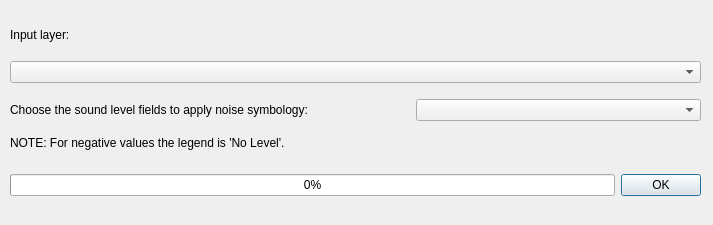
First picture: the form in tools/ui_ApplyNoiseSymbology.ui, repository Arpapiemonte/openoise-map, before the edit.
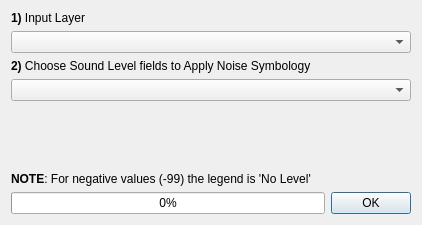
Second picture: the form after the edit. Custom widgets are drawn as their Qt base class.

What changed in the file:
```diff
--- a/tools/ui_ApplyNoiseSymbology.ui
+++ b/tools/ui_ApplyNoiseSymbology.ui
@@ -9,20 +9,20 @@
    <rect>
     <x>0</x>
     <y>0</y>
-    <width>713</width>
+    <width>422</width>
     <height>225</height>
    </rect>
   </property>
   <property name="sizePolicy">
-   <sizepolicy hsizetype="Fixed" vsizetype="Fixed">
+   <sizepolicy hsizetype="Preferred" vsizetype="Preferred">
     <horstretch>0</horstretch>
     <verstretch>0</verstretch>
    </sizepolicy>
   </property>
   <property name="minimumSize">
    <size>
-    <width>713</width>
-    <height>225</height>
+    <width>0</width>
+    <height>0</height>
    </size>
   </property>
   <property name="maximumSize">
@@ -43,15 +43,78 @@
   <property name="locale">
    <locale language="Italian" country="Italy"/>
   </property>
-  <widget class="QWidget" name="horizontalLayoutWidget_2">
-   <property name="geometry">
-    <rect>
-     <x>10</x>
-     <y>165</y>
-     <width>691</width>
-     <height>41</height>
-    </rect>
-   </property>
+  <layout class="QVBoxLayout" name="verticalLayout">
+   <item>
+    <widget class="QLabel" name="receiver_points_layer_label">
+     <property name="sizePolicy">
+      <sizepolicy hsizetype="Fixed" vsizetype="Fixed">
+       <horstretch>0</horstretch>
+       <verstretch>0</verstretch>
+      </sizepolicy>
+     </property>
+     <property name="text">
+      <string>&lt;html&gt;&lt;head/&gt;&lt;body&gt;&lt;p&gt;&lt;span style=&quot; font-weight:600;&quot;&gt;1)&lt;/span&gt; Input Layer&lt;/p&gt;&lt;/body&gt;&lt;/html&gt;</string>
+     </property>
+    </widget>
+   </item>
+   <item>
+    <widget class="QgsMapLayerComboBox" name="layer_comboBox"/>
+   </item>
+   <item>
+    <widget class="QLabel" name="choose_fileds_label">
+     <property name="sizePolicy">
+      <sizepolicy hsizetype="Preferred" vsizetype="Fixed">
+       <horstretch>0</horstretch>
+       <verstretch>0</verstretch>
+      </sizepolicy>
+     </property>
+     <property name="minimumSize">
+      <size>
+       <width>0</width>
+       <height>0</height>
+      </size>
+     </property>
+     <property name="maximumSize">
+      <size>
+       <width>400</width>
+       <height>4007215</height>
+      </size>
+     </property>
+     <property name="text">
+      <string>&lt;html&gt;&lt;head/&gt;&lt;body&gt;&lt;p&gt;&lt;span style=&quot; font-weight:600;&quot;&gt;2)&lt;/span&gt; Choose Sound Level fields to Apply Noise Symbology&lt;/p&gt;&lt;/body&gt;&lt;/html&gt;</string>
+     </property>
+    </widget>
+   </item>
+   <item>
+    <widget class="QgsFieldComboBox" name="level_comboBox"/>
+   </item>
+   <item>
+    <spacer name="verticalSpacer">
+     <property name="orientation">
+      <enum>Qt::Vertical</enum>
+     </property>
+     <property name="sizeHint" stdset="0">
+      <size>
+       <width>20</width>
+       <height>40</height>
+      </size>
+     </property>
+    </spacer>
+   </item>
+   <item>
+    <widget class="QLabel" name="choose_fileds_label_3">
+     <property name="sizePolicy">
+      <sizepolicy hsizetype="Fixed" vsizetype="Fixed">
+       <horstretch>0</horstretch>
+       <verstretch>0</verstretch>
+      </sizepolicy>
+     </property>
+     <property name="text">
+      <string>&lt;html&gt;&lt;head/&gt;&lt;body&gt;&lt;p&gt;&lt;span style=&quot; font-weight:600;&quot;&gt;NOTE&lt;/span&gt;: For negative values (-99) the legend is 'No Level'&lt;/p&gt;&lt;/body&gt;&lt;/html&gt;</string>
+     </property>
+    </widget>
+   </item>
+   <item>
    <layout class="QHBoxLayout" name="horizontalLayout">
     <item>
      <widget class="QProgressBar" name="progressBar">
@@ -77,98 +140,8 @@
      </widget>
     </item>
    </layout>
-  </widget>
-  <widget class="QWidget" name="verticalLayoutWidget_2">
-   <property name="geometry">
-    <rect>
-     <x>10</x>
-     <y>15</y>
-     <width>691</width>
-     <height>81</height>
-    </rect>
-   </property>
-   <layout class="QVBoxLayout" name="receivers_layer_verticalLayout">
-    <property name="sizeConstraint">
-     <enum>QLayout::SetNoConstraint</enum>
-    </property>
-    <item>
-     <widget class="QLabel" name="receiver_points_layer_label">
-      <property name="sizePolicy">
-       <sizepolicy hsizetype="Fixed" vsizetype="Fixed">
-        <horstretch>0</horstretch>
-        <verstretch>0</verstretch>
-       </sizepolicy>
-      </property>
-      <property name="text">
-       <string>Input layer:</string>
-      </property>
-     </widget>
-    </item>
-    <item>
-     <widget class="QgsMapLayerComboBox" name="layer_comboBox"/>
-    </item>
-   </layout>
-  </widget>
-  <widget class="QWidget" name="verticalLayoutWidget_3">
-   <property name="geometry">
-    <rect>
-     <x>10</x>
-     <y>90</y>
-     <width>691</width>
-     <height>71</height>
-    </rect>
-   </property>
-   <layout class="QVBoxLayout" name="verticalLayout">
-    <item>
-     <layout class="QHBoxLayout" name="horizontalLayout_2">
-      <property name="sizeConstraint">
-       <enum>QLayout::SetMinAndMaxSize</enum>
-      </property>
-      <item>
-       <widget class="QLabel" name="choose_fileds_label">
-        <property name="sizePolicy">
-         <sizepolicy hsizetype="Fixed" vsizetype="Fixed">
-          <horstretch>0</horstretch>
-          <verstretch>0</verstretch>
-         </sizepolicy>
-        </property>
-        <property name="minimumSize">
-         <size>
-          <width>400</width>
-          <height>0</height>
-         </size>
-        </property>
-        <property name="maximumSize">
-         <size>
-          <width>400</width>
-          <height>4007215</height>
-         </size>
-        </property>
-        <property name="text">
-         <string>Choose the sound level fields to apply noise symbology:</string>
-        </property>
-       </widget>
-      </item>
-      <item>
-       <widget class="QgsFieldComboBox" name="level_comboBox"/>
-      </item>
-     </layout>
-    </item>
-    <item>
-     <widget class="QLabel" name="choose_fileds_label_3">
-      <property name="sizePolicy">
-       <sizepolicy hsizetype="Fixed" vsizetype="Fixed">
-        <horstretch>0</horstretch>
-        <verstretch>0</verstretch>
-       </sizepolicy>
-      </property>
-      <property name="text">
-       <string>NOTE: For negative values the legend is 'No Level'.</string>
-      </property>
-     </widget>
-    </item>
-   </layout>
-  </widget>
+   </item>
+  </layout>
  </widget>
  <customwidgets>
   <customwidget>
```
Left out of the diff: 4 changed lines with no effect on the pictures. Lines whose indentation alone changed are shown as unchanged.
